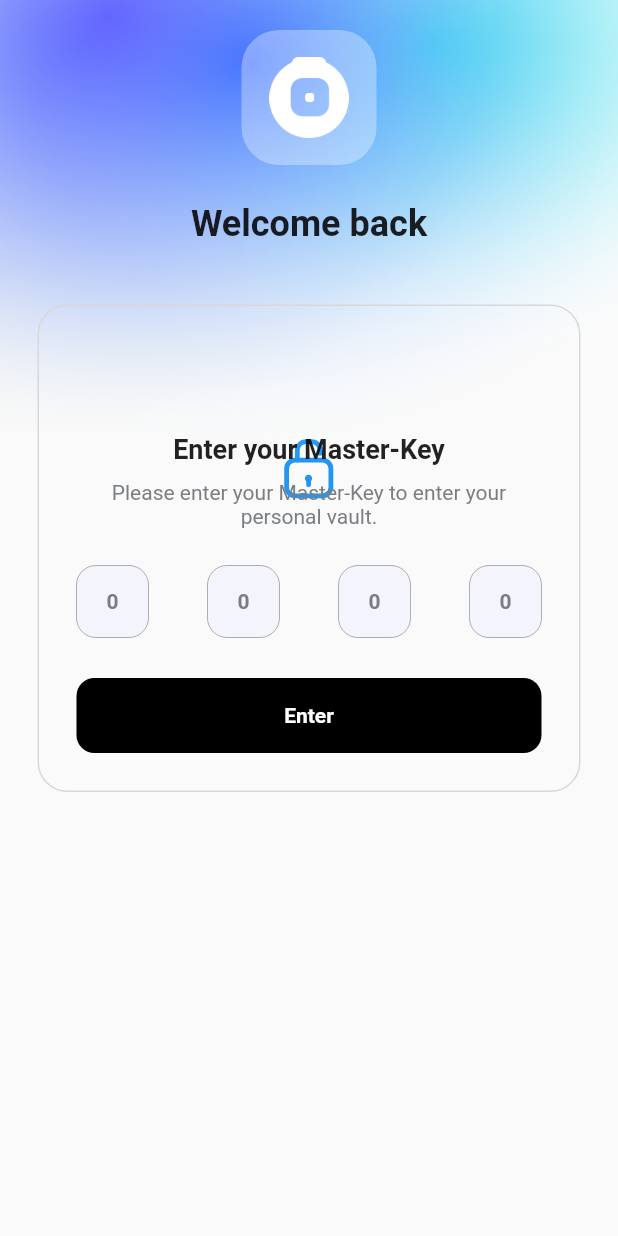
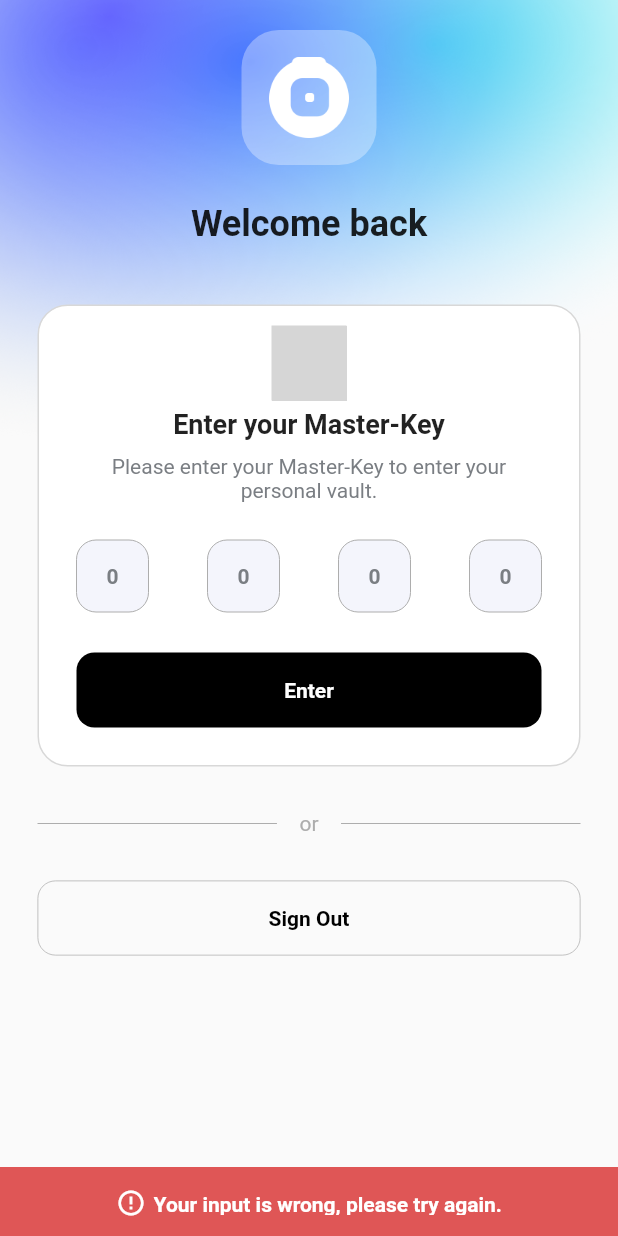
Before and after one commit to leonmsdev/vault, a Flutter app: the MasterKey screen opened by its route, after a tap on "Enter", on a phone screen of 412 x 824 dp. Run offline on Flutter 3.47's test engine with Material 2 defaults, Android fonts, the phone set to English and light mode, and no system bars; our stand-ins replace firebase_auth, firebase_core, flutter_riverpod, go_router, lottie; accounts and stored records are empty; grey boxes are pictures that could not be loaded.

Commit message:
feat(master_key): add login logic and implement error snackbar function

```diff
--- a/lib/features/auth/screens/master_key_screen.dart
+++ b/lib/features/auth/screens/master_key_screen.dart
@@ -1,4 +1,6 @@
+import 'package:go_router/go_router.dart';
 import 'package:lottie/lottie.dart';
+import 'package:vault/features/auth/services/auth_service.dart';
 import 'package:vault/widgets/design.dart';
 
 import '../../../widgets/styles/text_styles.dart';
@@ -11,21 +13,6 @@ class MasterKey extends StatelessWidget {
   Widget build(BuildContext context) {
     return Scaffold(
       body: Stack(
-        children: [
-          Center(
-            child: Column(
-              children: [
-                const SizedBox(
-                  height: 235,
-                ),
-                SizedBox(
-                  height: 155,
-                  child: Lottie.asset('lib/lotties/lock.json'),
-                ),
-              ],
-            ),
-          ),
-          Stack(
         children: [
           Image.asset('lib/img/bg_master_key.png'),
           SafeArea(
@@ -47,30 +34,69 @@ class MasterKey extends StatelessWidget {
                     children: [
                       Container(
                         decoration: BoxDecoration(
+                          color: Colors.white,
                           border: Border.all(color: ligthGrey),
                           borderRadius: BorderRadius.circular(20),
                         ),
-                            padding: const EdgeInsets.all(25),
+                        padding: const EdgeInsets.only(
+                            left: 25, right: 25, bottom: 25, top: 13),
                         child: Column(
-                              children: const [
-                                SizedBox(height: 60),
-                                Text(
+                          children: [
+                            SizedBox(
+                              height: 50,
+                              width: 50,
+                              child: Lottie.asset(
+                                  'lib/lotties/verified-badge.json',
+                                  repeat: false),
+                            ),
+                            const SizedBox(height: 5),
+                            const Text(
                               'Enter your Master-Key',
                               style: TextStyle(
-                                      fontSize: 18,
-                                      fontWeight: FontWeight.bold),
+                                  fontSize: 18, fontWeight: FontWeight.bold),
                             ),
-                                SizedBox(height: 10),
-                                Text(
+                            const SizedBox(height: 10),
+                            const Text(
                               'Please enter your Master-Key to enter your personal vault.',
                               textAlign: TextAlign.center,
                               style: TextStyle(color: darkGrey),
                             ),
-                                SizedBox(height: 25),
-                                OtpForm(),
+                            const SizedBox(height: 25),
+                            const OtpForm(),
                           ],
                         ),
                       ),
+                      const SizedBox(height: 30.0),
+                      Row(
+                        children: const [
+                          Expanded(
+                            child: Divider(
+                              color: mediumGrey,
+                            ),
+                          ),
+                          Padding(
+                            padding: EdgeInsets.symmetric(horizontal: 15.0),
+                            child: Text(
+                              'or',
+                              style: TextStyle(
+                                color: mediumGrey,
+                              ),
+                            ),
+                          ),
+                          Expanded(
+                            child: Divider(
+                              color: mediumGrey,
+                            ),
+                          ),
+                        ],
+                      ),
+                      const SizedBox(height: 30.0),
+                      LableButton(
+                          lable: 'Sign Out',
+                          onTap: () {
+                            AuthService.firebase().signOut();
+                            context.go('/sign-in');
+                          })
                     ],
                   ),
                 ],
@@ -79,8 +105,6 @@ class MasterKey extends StatelessWidget {
           ),
         ],
       ),
-        ],
-      ),
     );
   }
 }
--- a/lib/routing/router_config.dart
+++ b/lib/routing/router_config.dart
@@ -21,14 +21,12 @@ final GoRouter router = GoRouter(
         GoRoute(
           path: 'register',
           builder: (context, state) => const RegisterScreen(),
-          routes: [
-            GoRoute(
-              path: 'master-key',
-              builder: (context, state) => const MasterKey(),
-            ),
-          ],
         ),
       ],
+    ),
+    GoRoute(
+      path: '/master-key',
+      builder: (context, state) => const MasterKey(),
     ),
     GoRoute(
       path: '/home',
--- a/lib/widgets/design_buttons.dart
+++ b/lib/widgets/design_buttons.dart
@@ -21,6 +21,39 @@ class BgTextButton extends StatelessWidget {
             lable,
             style: TextStyle(
               color: white,
+              fontWeight: FontWeight.bold,
+            ),
+          ),
+        ),
+      ),
+    );
+  }
+}
+
+class LableButton extends StatelessWidget {
+  final VoidCallback onTap;
+  final String lable;
+
+  const LableButton({super.key, required this.lable, required this.onTap});
+
+  @override
+  Widget build(BuildContext context) {
+    return GestureDetector(
+      onTap: onTap,
+      child: Container(
+        height: 50,
+        decoration: BoxDecoration(
+          border: Border.all(
+            width: 0.5,
+            color: mediumGrey,
+          ),
+          borderRadius: BorderRadius.circular(12),
+        ),
+        child: Center(
+          child: Text(
+            lable,
+            style: const TextStyle(
+              color: black,
               fontWeight: FontWeight.bold,
             ),
           ),
--- a/lib/widgets/design_otp_form.dart
+++ b/lib/widgets/design_otp_form.dart
@@ -1,6 +1,5 @@
 import 'package:flutter/services.dart';
 import 'package:go_router/go_router.dart';
-import 'dart:developer' as devlogs show log;
 
 import 'design.dart';
 
@@ -35,13 +34,18 @@ class OtpForm extends StatelessWidget {
           BgTextButton(
               lable: 'Enter',
               onTap: () {
-                context.go('/');
                 masterKeyInputs.clear();
                 formKey.currentState?.save();
-                for (var element in masterKeyInputs) {
-                  if (element == null) {
-                    devlogs.log('Error');
-                  }
+                if (masterKeyInputs.toString() == '[1, 2, 3, 4]') {
+                  context.go('/home');
+                } else {
+                  ScaffoldMessenger.of(context).showSnackBar(
+                    generateSnackbar(
+                      text: 'Your input is wrong, please try again.',
+                      color: snackBarRed,
+                      icon: Icons.error_outline,
+                    ),
+                  );
                 }
               }),
         ],
@@ -92,13 +96,8 @@ class OtpTextFormField extends StatelessWidget {
           if (masterKeyInputs.length == 4) {
             masterKeyInputs.clear();
           }
+
           masterKeyInputs.add(value);
-
-          if (masterKeyInputs == [0, 1, 2, 3]) {
-            devlogs.log('valid');
-          } else {
-            devlogs.log('not valid');
-          }
         },
         style: const TextStyle(fontSize: 14, fontWeight: FontWeight.bold),
         keyboardType: TextInputType.number,
--- a/lib/widgets/design_snackbars.dart
+++ b/lib/widgets/design_snackbars.dart
@@ -1,21 +1,32 @@
 import 'package:vault/widgets/design.dart';
 
-class ErrorSnackBar extends StatelessWidget {
-  final String text;
-
-  const ErrorSnackBar({
-    required this.text,
-    super.key,
-  });
-
-  @override
-  Widget build(BuildContext context) {
-    return Row(
-      children: [
-        const Icon(Icons.alarm),
-        const SizedBox(width: 10),
-        Text(text),
-      ],
-    );
-  }
+generateSnackbar({
+  required String text,
+  required Color color,
+  required IconData icon,
+}) {
+  return SnackBar(
+    backgroundColor: color,
+    content: SizedBox(
+      height: 18,
+      child: Row(
+        mainAxisAlignment: MainAxisAlignment.center,
+        children: [
+          Icon(
+            icon,
+            color: Colors.white,
+            size: 20,
+          ),
+          const SizedBox(width: 5),
+          Padding(
+            padding: const EdgeInsets.only(top: 3.0),
+            child: Text(
+              text,
+              style: const TextStyle(fontWeight: FontWeight.w600),
+            ),
+          ),
+        ],
+      ),
+    ),
+  );
 }
--- a/lib/widgets/styles/colors.dart
+++ b/lib/widgets/styles/colors.dart
@@ -9,4 +9,7 @@ const Color black = Color(0xFF000000);
 const Color ligthBlueGrey = Color(0xFFF4F5FC);
 const Color darkGrey = Color(0xFF7A7E83);
 
+const Color snackBarRed = Color(0xFFDF5656);
+const Color snackBarGreen = Color(0xFF55D361);
+
 const Color errorRed = Color.fromARGB(0, 220, 53, 64);
```
Also changed, not shown: lib/features/auth/screens/register_screen.dart (+20 -5 lines), lib/features/auth/screens/sign_in_screen.dart (+5 -13 lines), lib/features/home/screens/home_screen.dart (+11 -0 lines). Lines whose indentation alone changed are shown as unchanged.
